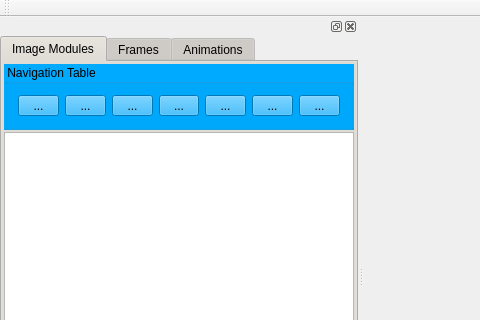
Above: Xedi/Xedithor/mainwindow.ui from ancoldsun/xedithor before the change; both pictures show x 0 to 480 and y 0 to 320 of the 768 by 556 pixel window. Below: the same form after it.
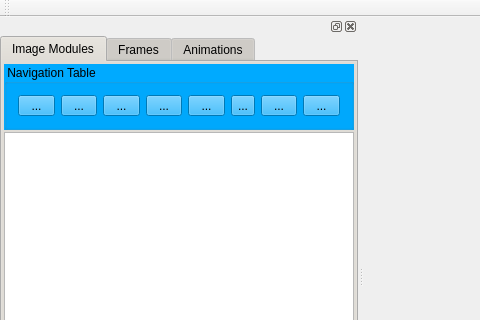
That is the form after the change. Icons and pictures are not drawn.

```diff
--- a/Xedi/Xedithor/mainwindow.ui
+++ b/Xedi/Xedithor/mainwindow.ui
@@ -270,6 +270,13 @@
               </property>
              </widget>
             </item>
+            <item>
+             <widget class="QToolButton" name="toolButton">
+              <property name="text">
+               <string>...</string>
+              </property>
+             </widget>
+            </item>
             <item>
              <widget class="QToolButton" name="mt_navTable1_button6">
               <property name="sizePolicy">
```
Left out of the diff: 6 changed lines with no effect on the pictures.
